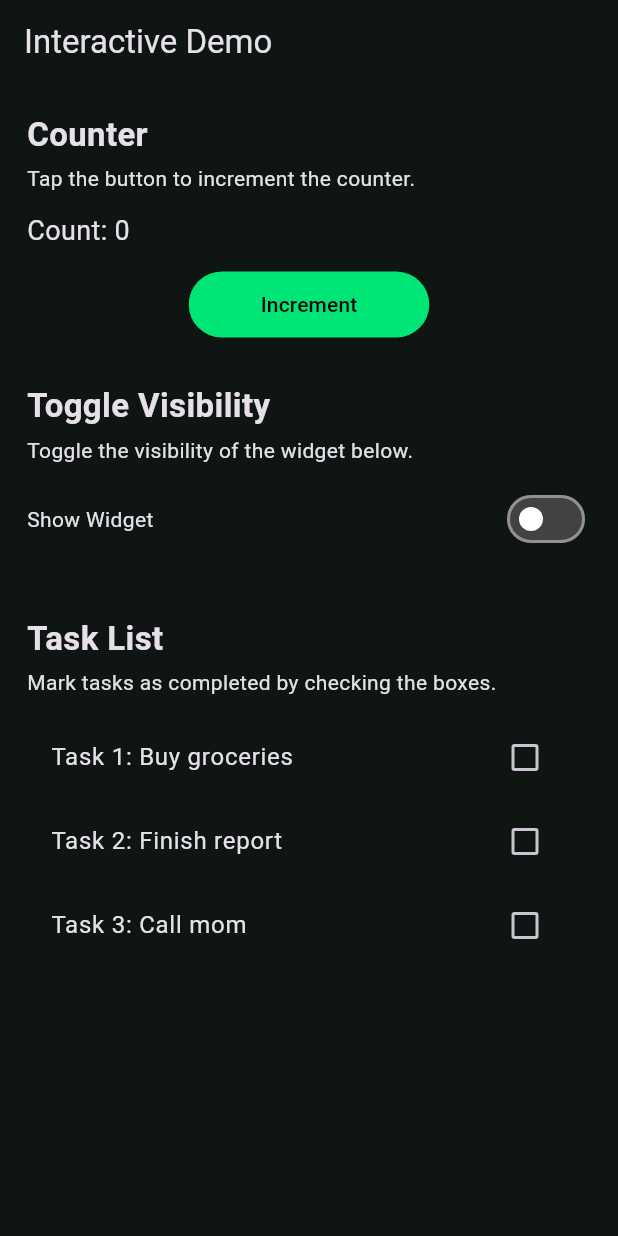
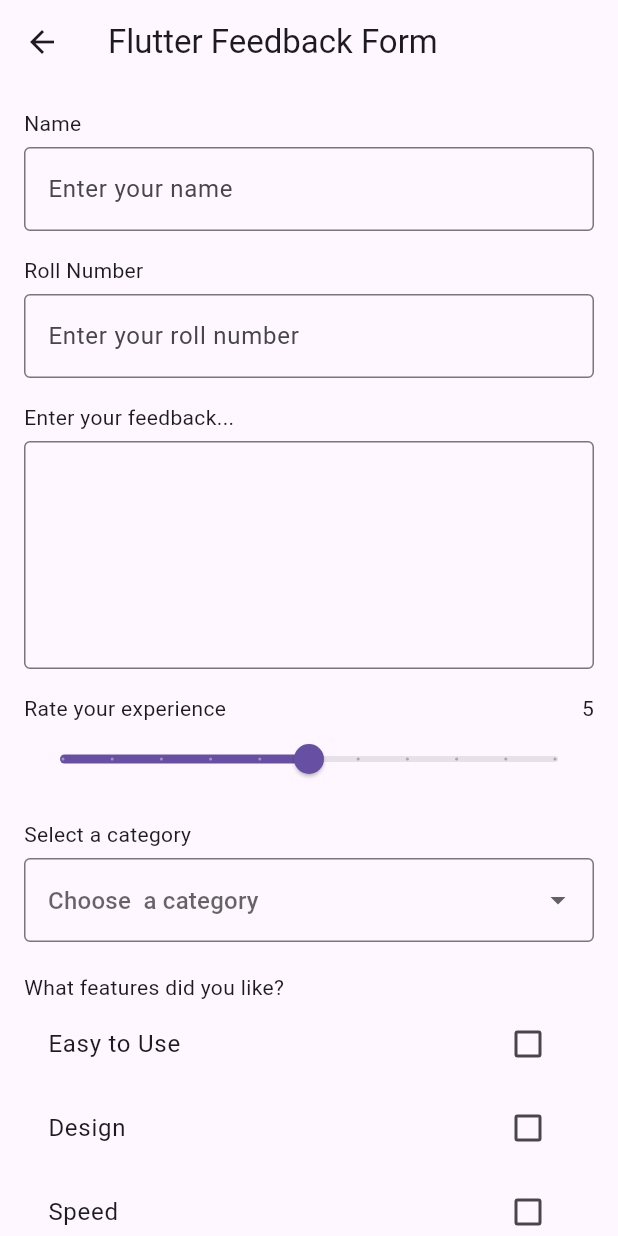
Before and after one commit to SakshamSingh2005/assingnment_5, a Flutter app: the screen it shows after launch, on a phone screen of 412 x 824 dp. Run offline on Flutter 3.47's test engine with Material 3 defaults, Android fonts, the phone set to English and light mode, and no system bars.

Commit message:
Initial commit

```diff
--- a/lib/main.dart
+++ b/lib/main.dart
@@ -1,143 +1,173 @@
 import 'package:flutter/material.dart';
 
 void main() {
-  runApp(const MyApp());
+  runApp(const MaterialApp(
+    debugShowCheckedModeBanner: false,
+    home: FeedbackForm(),
+  ));
 }
 
-class MyApp extends StatelessWidget {
-  const MyApp({super.key});
+class FeedbackForm extends StatefulWidget {
+  const FeedbackForm({super.key});
 
   @override
-  Widget build(BuildContext context) {
-    return MaterialApp(
-      title: 'Interactive Demo',
-      debugShowCheckedModeBanner: false,
-      theme: ThemeData.dark().copyWith(
-        scaffoldBackgroundColor: const Color(0xFF0E1512),
-        switchTheme: SwitchThemeData(
-          thumbColor: MaterialStateProperty.all(Colors.white),
-          trackColor: MaterialStateProperty.all(Colors.grey.shade800),
-        ),
-      ),
-      home: const DemoPage(),
+  State<FeedbackForm> createState() => _FeedbackFormState();
+}
+
+class _FeedbackFormState extends State<FeedbackForm> {
+  final TextEditingController nameController = TextEditingController();
+  final TextEditingController rollController = TextEditingController();
+  final TextEditingController feedbackController = TextEditingController();
+
+  double rating = 5;
+  String? selectedCategory;
+  bool easyToUse = false;
+  bool design = false;
+  bool speed = false;
+  bool support = false;
+  bool agree = false;
+
+  void handleSubmit() {
+    print("Name: ${nameController.text}");
+    print("Roll Number: ${rollController.text}");
+    print("Feedback: ${feedbackController.text}");
+    print("Rating: $rating");
+    print("Category: $selectedCategory");
+    print("Features liked:");
+    if (easyToUse) print("- Easy to Use");
+    if (design) print("- Design");
+    if (speed) print("- Speed");
+    if (support) print("- Support");
+    print("Agreed to terms: $agree");
+
+    ScaffoldMessenger.of(context).showSnackBar(
+      const SnackBar(content: Text("Feedback submitted successfully!")),
     );
   }
-}
-
-class DemoPage extends StatefulWidget {
-  const DemoPage({super.key});
-
-  @override
-  State<DemoPage> createState() => _DemoPageState();
-}
-
-class _DemoPageState extends State<DemoPage> {
-  int _counter = 0;
-  final ValueNotifier<bool> _showImage = ValueNotifier(false);
-  final List<bool> _taskStatus = [false, false, false];
-
-  final List<String> _tasks = [
-    "Buy groceries",
-    "Finish report",
-    "Call mom",
-  ];
 
   @override
   Widget build(BuildContext context) {
     return Scaffold(
       appBar: AppBar(
-        title: const Text("Interactive Demo"),
-        backgroundColor: Colors.transparent,
-        elevation: 0,
+        title: const Text('Flutter Feedback Form'),
+        leading: const BackButton(),
       ),
-      body: Padding(
-        padding: const EdgeInsets.all(18),
-        child: ListView(
+      body: SingleChildScrollView(
+        padding: const EdgeInsets.all(16),
+        child: Column(
+          crossAxisAlignment: CrossAxisAlignment.start,
           children: [
-            const Text(
-              "Counter",
-              style: TextStyle(fontSize: 22, fontWeight: FontWeight.bold),
-            ),
-            const SizedBox(height: 4),
-            const Text("Tap the button to increment the counter."),
-            const SizedBox(height: 12),
-            Text("Count: $_counter", style: const TextStyle(fontSize: 18)),
-            const SizedBox(height: 12),
-            Center(
-              child: ElevatedButton(
-                onPressed: () => setState(() => _counter++),
-                style: ElevatedButton.styleFrom(
-                  backgroundColor: Colors.greenAccent.shade400,
-                  foregroundColor: Colors.black,
-                  shape: RoundedRectangleBorder(
-                    borderRadius: BorderRadius.circular(24),
-                  ),
-                ),
-                child: const Padding(
-                  padding: EdgeInsets.symmetric(horizontal: 24, vertical: 12),
-                  child: Text("Increment"),
-                ),
+            const Text("Name"),
+            const SizedBox(height: 6),
+            TextField(
+              controller: nameController,
+              decoration: const InputDecoration(
+                hintText: "Enter your name",
+                border: OutlineInputBorder(),
               ),
             ),
+            const SizedBox(height: 16),
 
-            const SizedBox(height: 28),
-            const Text(
-              "Toggle Visibility",
-              style: TextStyle(fontSize: 22, fontWeight: FontWeight.bold),
+            const Text("Roll Number"),
+            const SizedBox(height: 6),
+            TextField(
+              controller: rollController,
+              decoration: const InputDecoration(
+                hintText: "Enter your roll number",
+                border: OutlineInputBorder(),
+              ),
             ),
-            const SizedBox(height: 4),
-            const Text("Toggle the visibility of the widget below."),
-            const SizedBox(height: 12),
+            const SizedBox(height: 16),
+
+            const Text("Enter your feedback..."),
+            const SizedBox(height: 6),
+            TextField(
+              controller: feedbackController,
+              maxLines: 5,
+              decoration: const InputDecoration(
+                border: OutlineInputBorder(),
+              ),
+            ),
+            const SizedBox(height: 16),
+
             Row(
               mainAxisAlignment: MainAxisAlignment.spaceBetween,
               children: [
-                const Text("Show Widget"),
-                ValueListenableBuilder(
-                  valueListenable: _showImage,
-                  builder: (context, value, _) => Switch(
-                    value: value,
-                    onChanged: (val) => _showImage.value = val,
-                  ),
-                ),
+                const Text("Rate your experience"),
+                Text(rating.toInt().toString()),
               ],
             ),
-            const SizedBox(height: 12),
-            ValueListenableBuilder(
-              valueListenable: _showImage,
-              builder: (context, value, _) {
-                return value
-                    ? ClipRRect(
-                  borderRadius: BorderRadius.circular(16),
-                  child: Image.network(
-                    "https://media.gettyimages.com/id/2204797442/photo/mls-2025-official-headshots.jpg?s=1024x1024&w=gi&k=20&c=1tTJSirEhnNKQB1BtcdeuGFEaSiCscX4jRUybqLpORU=",
-                    height: 200,
-                    fit: BoxFit.cover,
-                  ),
-                )
-                    : const SizedBox.shrink();
+            Slider(
+              value: rating,
+              min: 0,
+              max: 10,
+              divisions: 10,
+              onChanged: (value) {
+                setState(() {
+                  rating = value;
+                });
               },
             ),
+            const SizedBox(height: 16),
 
-            const SizedBox(height: 28),
-            const Text(
-              "Task List",
-              style: TextStyle(fontSize: 22, fontWeight: FontWeight.bold),
+            const Text("Select a category"),
+            const SizedBox(height: 6),
+            DropdownButtonFormField<String>(
+              decoration: const InputDecoration(
+                hintText: "Choose  a category",
+                border: OutlineInputBorder(),
+              ),
+              value: selectedCategory,
+              items: ["UI", "Bug", "Performance", "Other"]
+                  .map((e) => DropdownMenuItem(value: e, child: Text(e)))
+                  .toList(),
+              onChanged: (value) {
+                setState(() {
+                  selectedCategory = value;
+                });
+              },
             ),
-            const SizedBox(height: 4),
-            const Text("Mark tasks as completed by checking the boxes."),
-            const SizedBox(height: 12),
+            const SizedBox(height: 20),
 
-            for (int i = 0; i < _tasks.length; i++)
-              CheckboxListTile(
-                value: _taskStatus[i],
-                onChanged: (val) {
-                  setState(() {
-                    _taskStatus[i] = val!;
-                  });
-                },
-                title: Text("Task ${i + 1}: ${_tasks[i]}"),
-                controlAffinity: ListTileControlAffinity.trailing,
+            const Text("What features did you like?"),
+            CheckboxListTile(
+              title: const Text("Easy to Use"),
+              value: easyToUse,
+              onChanged: (val) => setState(() => easyToUse = val!),
+            ),
+            CheckboxListTile(
+              title: const Text("Design"),
+              value: design,
+              onChanged: (val) => setState(() => design = val!),
+            ),
+            CheckboxListTile(
+              title: const Text("Speed"),
+              value: speed,
+              onChanged: (val) => setState(() => speed = val!),
+            ),
+            CheckboxListTile(
+              title: const Text("Support"),
+              value: support,
+              onChanged: (val) => setState(() => support = val!),
+            ),
+            CheckboxListTile(
+              title: const Text("I agree to the terms and conditions"),
+              value: agree,
+              onChanged: (val) => setState(() => agree = val!),
+            ),
+            const SizedBox(height: 10),
+
+            Center(
+              child: ElevatedButton(
+                onPressed: handleSubmit,
+                style: ElevatedButton.styleFrom(
+                  backgroundColor: Colors.blue,
+                  padding:
+                  const EdgeInsets.symmetric(horizontal: 40, vertical: 14),
+                ),
+                child: const Text("Submit"),
               ),
+            )
           ],
         ),
       ),
```
